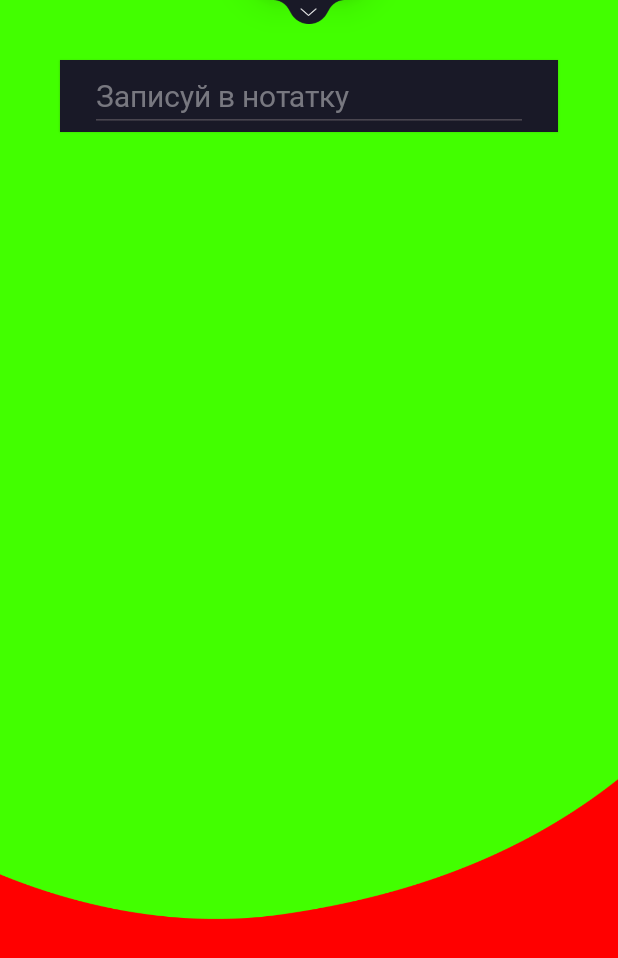
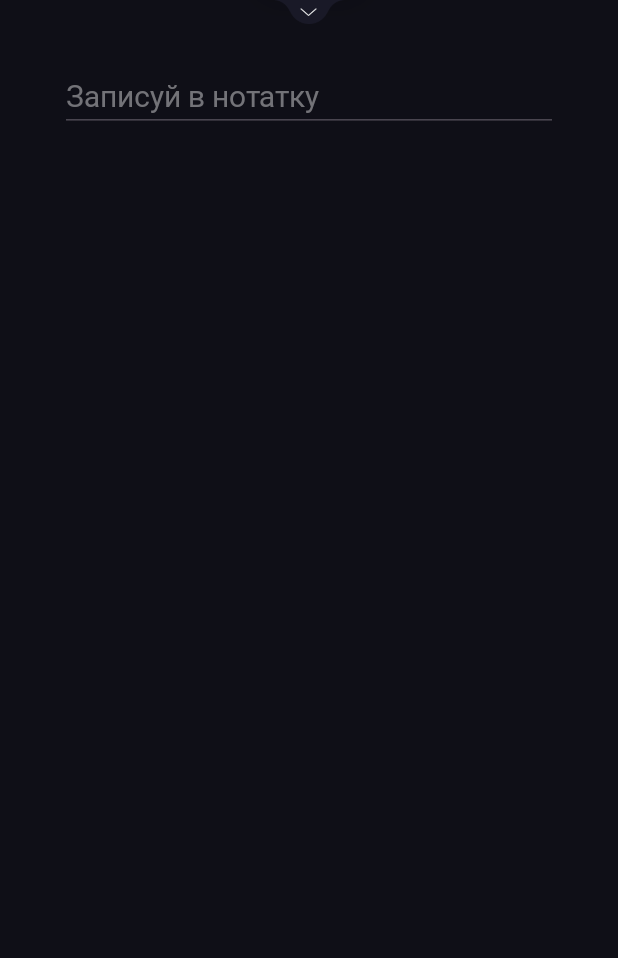
Before and after one commit to Bobrys431/Lilya-s-Notes, an Android app: the NoteActivity screen opened directly, with no data from a screen before it, on a phone screen of 412 x 824 dp. Shown: the top 958 px of the screen. Run offline under Robolectric (Android 15) with nearby library versions, the phone set to English and light mode, and no system bars; Roboto replaces fonts that are not available here; 1 statement that could not run was skipped.

Commit message:
Activity design has been chosen.

```diff
--- a/app/src/main/java/com/example/lilyasnotes/Activities/NoteActivity.java
+++ b/app/src/main/java/com/example/lilyasnotes/Activities/NoteActivity.java
@@ -4,7 +4,6 @@ import android.os.Bundle;
 import android.text.Editable;
 import android.text.TextWatcher;
 import android.widget.EditText;
-import android.widget.ImageView;
 import android.widget.RelativeLayout;
 
 import androidx.annotation.Nullable;
@@ -24,9 +23,8 @@ public class NoteActivity extends AppCompatActivity {
 
     private EmergentWidget emergentWidget;
 
-    private RelativeLayout textFrame;
+    private RelativeLayout basement;
     private EditText text;
-    private ImageView backgroundImage;
 
     @Override
     protected void onCreate(@Nullable Bundle savedInstanceState) {
@@ -38,8 +36,8 @@ public class NoteActivity extends AppCompatActivity {
         SQLiteDatabaseAdapter.printTable(null, this);
 
         buildEmergentWidget();
+        buildBasement();
         buildTextEntering();
-        buildScrollingBackground();
 
         emergentWidget.getThemeButton().changeAllViewsByAppTheme();
     }
@@ -49,9 +47,11 @@ public class NoteActivity extends AppCompatActivity {
         emergentWidget.setup();
     }
 
+    private void buildBasement() {
+        basement = findViewById(R.id.basement);
+    }
+
     private void buildTextEntering() {
-        textFrame = findViewById(R.id.text_frame);
-
         text = findViewById(R.id.text);
         text.setTypeface(ResourcesCompat.getFont(this, R.font.advent_pro_bold));
         text.setText(note.text);
@@ -75,25 +75,12 @@ public class NoteActivity extends AppCompatActivity {
         });
     }
 
-    protected void buildScrollingBackground() {
-        backgroundImage = findViewById(R.id.background_image);
-
-        text.setOnScrollChangeListener((view, i, i1, i2, i3) -> {
-            float translationY = backgroundImage.getTranslationY() - (i1 - i3) * 0.5f;
-            backgroundImage.setTranslationY(translationY);
-
-            float scaleFactor = 1 - 0.2f * translationY / backgroundImage.getHeight();
-            backgroundImage.setScaleX(scaleFactor);
-            backgroundImage.setScaleY(scaleFactor);
-        });
-    }
-
     public EmergentWidget getEmergentWidget() {
         return emergentWidget;
     }
 
-    public RelativeLayout getTextFrame() {
-        return textFrame;
+    public RelativeLayout getBasement() {
+        return basement;
     }
 
     public EditText getEditText() {
--- a/app/src/main/java/com/example/lilyasnotes/Buttons/ThemeButtons/MainThemeButton.java
+++ b/app/src/main/java/com/example/lilyasnotes/Buttons/ThemeButtons/MainThemeButton.java
@@ -50,8 +50,8 @@ public class MainThemeButton extends ThemeButton {
     private void changeActionBarLayoutByAppTheme(String appTheme) {
         activity.getActionBarLayout().setBackgroundColor(activity.getColor(
                 appTheme.equals("light") ?
-                        R.color.lightThemeBackground :
-                        R.color.darkThemeBackground));
+                        R.color.lightThemeAdditionalColor :
+                        R.color.darkThemeAdditionalColor));
     }
 
     private void changeDataViewsByAppTheme() {
--- a/app/src/main/java/com/example/lilyasnotes/Buttons/ThemeButtons/NoteThemeButton.java
+++ b/app/src/main/java/com/example/lilyasnotes/Buttons/ThemeButtons/NoteThemeButton.java
@@ -20,7 +20,7 @@ public class NoteThemeButton extends ThemeButton {
         String appTheme = SQLiteDatabaseAdapter.getCurrentAppTheme(activity);
 
         changeWindowSettingsByAppTheme(appTheme);
-        changeTextFrameByAppTheme(appTheme);
+        changeBasementByAppTheme(appTheme);
         changeTextByAppTheme(appTheme);
         changeEmergentWidgetByAppTheme();
     }
@@ -44,11 +44,11 @@ public class NoteThemeButton extends ThemeButton {
                         R.color.darkThemeBackground));
     }
 
-    private void changeTextFrameByAppTheme(String appTheme) {
-        activity.getTextFrame().setBackgroundColor(activity.getColor(
+    private void changeBasementByAppTheme(String appTheme) {
+        activity.getBasement().setBackgroundColor(activity.getColor(
                 appTheme.equals("light") ?
-                        R.color.lightThemeBackground :
-                        R.color.darkThemeBackground));
+                        R.color.lightThemeAdditionalColor :
+                        R.color.darkThemeAdditionalColor));
     }
 
     private void changeTextByAppTheme(String appTheme) {
--- a/app/src/main/java/com/example/lilyasnotes/Buttons/ThemeButtons/ThemeThemeButton.java
+++ b/app/src/main/java/com/example/lilyasnotes/Buttons/ThemeButtons/ThemeThemeButton.java
@@ -50,8 +50,8 @@ public class ThemeThemeButton extends ThemeButton {
     private void changeActionBarLayoutByAppTheme(String appTheme) {
         activity.getActionBarLayout().setBackgroundColor(activity.getColor(
                 appTheme.equals("light") ?
-                        R.color.lightThemeBackground :
-                        R.color.darkThemeBackground));
+                        R.color.lightThemeAdditionalColor :
+                        R.color.darkThemeAdditionalColor));
     }
 
     private void changeDataViewsByAppTheme() {
--- a/app/src/main/res/layout/activity_note.xml
+++ b/app/src/main/res/layout/activity_note.xml
@@ -3,7 +3,8 @@
     xmlns:tools="http://schemas.android.com/tools"
     android:id="@+id/basement"
     android:layout_width="match_parent"
-    android:layout_height="match_parent">
+    android:layout_height="match_parent"
+    android:background="@color/lightThemeAdditionalColor">
 
     <RelativeLayout
         android:id="@+id/emergent_widget"
@@ -58,43 +59,18 @@
             android:background="@drawable/unfold_icon_light"/>
     </RelativeLayout>
 
-    <RelativeLayout
-        android:id="@+id/text_frame"
-        android:layout_width="match_parent"
-        android:layout_height="wrap_content"
-        android:layout_marginHorizontal="40dp"
-        android:paddingHorizontal="20dp"
-        android:layout_marginTop="40dp"
-        android:background="@color/lightThemeBackground"
-        android:translationZ="1dp"
-        android:layout_marginBottom="40dp">
-
     <EditText
         android:id="@+id/text"
         android:layout_width="match_parent"
         android:layout_height="wrap_content"
+        android:layout_marginStart="40dp"
+        android:layout_marginTop="40dp"
+        android:layout_marginEnd="40dp"
+        android:layout_marginBottom="40dp"
         android:fontFamily="@font/advent_pro_bold"
         android:textColor="@color/lightThemeActiveColor"
         android:textSize="20dp"
         android:hint="Записуй в нотатку"
         tools:ignore="SpeakableTextPresentCheck,TouchTargetSizeCheck" />
-    </RelativeLayout>
-
-    <RelativeLayout
-        android:id="@+id/background_frame"
-        android:layout_width="match_parent"
-        android:layout_height="wrap_content"
-        tools:ignore="SpeakableTextPresentCheck"
-        android:clipChildren="false">
-
-        <ImageView
-            android:id="@+id/background_image"
-            android:layout_width="match_parent"
-            android:layout_height="wrap_content"
-            android:adjustViewBounds="true"
-            android:scaleType="centerCrop"
-            android:src="@drawable/bg_to_show" />
 
 </RelativeLayout>
-
-</RelativeLayout>
```
Also changed, not shown: app/src/main/res/layout/activity_main.xml (+4 -4 lines), app/src/main/res/layout/activity_theme.xml (+4 -4 lines). Lines whose indentation alone changed are shown as unchanged.
